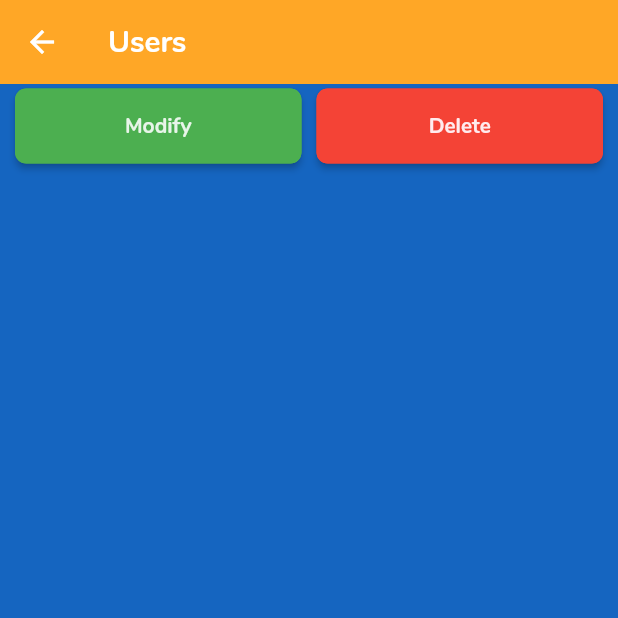
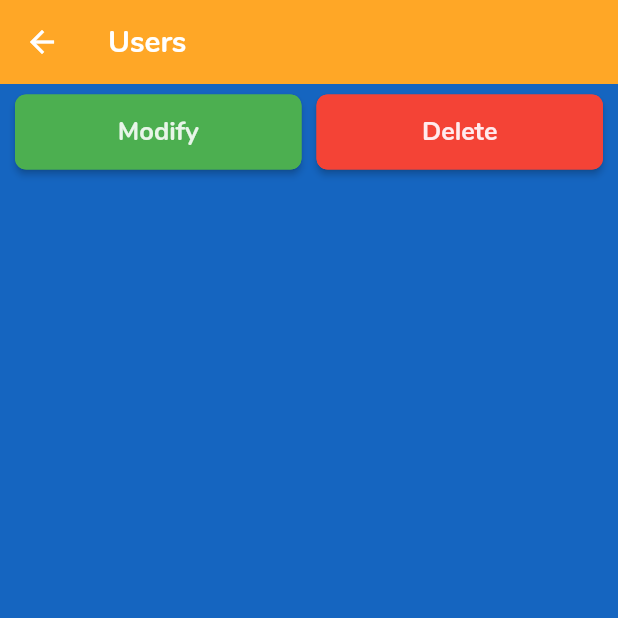
Before and after one commit to Mokeshwaran/cms, a Flutter app: the screen it shows once a user with an empty profile is signed in, after a tap on "Users", on a phone screen of 412 x 824 dp, the top half of it. Run offline on Flutter 3.47's test engine with Material 2 defaults, Android fonts, the phone set to English and light mode, and no system bars; our stand-ins replace cloud_firestore, firebase_auth, firebase_core, flutter_spinkit, font_awesome_flutter; accounts and stored records are empty.

Commit message:
Fixed minor bugs

```diff
--- a/lib/screens/authenticate/register.dart
+++ b/lib/screens/authenticate/register.dart
@@ -42,7 +42,8 @@ class _RegisterState extends State<Register> {
                 // ignore: deprecated_member_use
                 FlatButton.icon(
                     icon: const Icon(Icons.login_rounded),
-                    label: const Text('Sign In'),
+                    label:
+                        const Text('Sign In', style: TextStyle(fontSize: 17.0)),
                     textColor: Colors.blue[600],
                     onPressed: () {
                       widget.switchPage();
@@ -76,7 +77,7 @@ class _RegisterState extends State<Register> {
                           ),
                           hintText: 'Email',
                           hintStyle: TextStyle(
-                              fontSize: 15.0, color: Colors.blue.shade100),
+                              fontSize: 17.0, color: Colors.blue.shade100),
                           fillColor: Colors.blue[600],
                           filled: true,
                           enabledBorder: OutlineInputBorder(
@@ -103,7 +104,7 @@ class _RegisterState extends State<Register> {
                           ),
                           hintText: 'Password',
                           hintStyle: TextStyle(
-                              fontSize: 15.0, color: Colors.blue.shade100),
+                              fontSize: 17.0, color: Colors.blue.shade100),
                           fillColor: Colors.blue[600],
                           filled: true,
                           enabledBorder: OutlineInputBorder(
@@ -125,7 +126,8 @@ class _RegisterState extends State<Register> {
                     ElevatedButton(
                       child: Text(
                         'Register',
-                        style: TextStyle(color: Colors.orange.shade50),
+                        style: TextStyle(
+                            color: Colors.orange.shade50, fontSize: 17.0),
                       ),
                       onPressed: () async {
                         if (_formKey.currentState!.validate()) {
--- a/lib/screens/authenticate/sign_in.dart
+++ b/lib/screens/authenticate/sign_in.dart
@@ -42,7 +42,8 @@ class _SignInState extends State<SignIn> {
                 // ignore: deprecated_member_use
                 FlatButton.icon(
                     icon: const Icon(Icons.app_registration_rounded),
-                    label: const Text('Register'),
+                    label: const Text('Register',
+                        style: TextStyle(fontSize: 17.0)),
                     textColor: Colors.blue[600],
                     onPressed: () {
                       widget.switchPage();
@@ -76,7 +77,7 @@ class _SignInState extends State<SignIn> {
                           ),
                           hintText: 'Email',
                           hintStyle: TextStyle(
-                              fontSize: 15.0, color: Colors.blue.shade100),
+                              fontSize: 17.0, color: Colors.blue.shade100),
                           fillColor: Colors.blue[600],
                           filled: true,
                           enabledBorder: OutlineInputBorder(
@@ -103,7 +104,7 @@ class _SignInState extends State<SignIn> {
                           ),
                           hintText: 'Password',
                           hintStyle: TextStyle(
-                              fontSize: 15.0, color: Colors.blue.shade100),
+                              fontSize: 17.0, color: Colors.blue.shade100),
                           fillColor: Colors.blue[600],
                           filled: true,
                           enabledBorder: OutlineInputBorder(
@@ -125,7 +126,8 @@ class _SignInState extends State<SignIn> {
                     ElevatedButton(
                       child: Text(
                         'Sign In',
-                        style: TextStyle(color: Colors.orange.shade50),
+                        style: TextStyle(
+                            color: Colors.orange.shade50, fontSize: 17.0),
                       ),
                       onPressed: () async {
                         if (_formKey.currentState!.validate()) {
--- a/lib/screens/home/class_list.dart
+++ b/lib/screens/home/class_list.dart
@@ -93,7 +93,7 @@ class _ClassesListState extends State<ClassesList> {
                   child: const Text(
                     'Assign Me To This Class',
                     style: TextStyle(
-                        color: Colors.white, fontWeight: FontWeight.w900),
+                        color: Colors.white, fontWeight: FontWeight.w900, fontSize: 17.0),
                   ),
                   onPressed: () async {
                     final assignedClass = await FirebaseFirestore.instance
@@ -131,7 +131,7 @@ class _ClassesListState extends State<ClassesList> {
                   child: Text(
                     'Resign Me From $assignedClass',
                     style: const TextStyle(
-                        color: Colors.white, fontWeight: FontWeight.w900),
+                        color: Colors.white, fontWeight: FontWeight.w900, fontSize: 17.0),
                   ),
                   onPressed: () async {
                     await FirebaseFirestore.instance
--- a/lib/screens/home/class_settings_form.dart
+++ b/lib/screens/home/class_settings_form.dart
@@ -1,4 +1,4 @@
-// ignore_for_file: must_be_immutable
+// ignore_for_file: must_be_immutable, unnecessary_null_comparison
 
 import 'package:cloud_firestore/cloud_firestore.dart';
 import 'package:cms/shared/decorations.dart';
--- a/lib/screens/home/classes_page.dart
+++ b/lib/screens/home/classes_page.dart
@@ -24,7 +24,9 @@ class ClassesPage extends StatelessWidget {
           padding: const EdgeInsets.symmetric(vertical: 3.0, horizontal: 10.0),
           child: Column(
             children: const <Widget>[
+              SizedBox(height: 4.0),
               ClassButtonList(),
+              SizedBox(height: 4.0),
               Expanded(child: ClassesList()),
             ],
           ),
--- a/lib/screens/home/home.dart
+++ b/lib/screens/home/home.dart
@@ -28,7 +28,7 @@ class Home extends StatelessWidget {
             actions: <Widget>[
               TextButton.icon(
                 icon: const Icon(Icons.logout_rounded),
-                label: const Text('Logout'),
+                label: const Text('Logout', style: TextStyle(fontSize: 17.0),),
                 style: TextButton.styleFrom(
                   primary: Colors.blue[600],
                 ),
@@ -43,6 +43,7 @@ class Home extends StatelessWidget {
                 const EdgeInsets.symmetric(vertical: 3.0, horizontal: 10.0),
             child: Column(
               children: const <Widget>[
+                SizedBox(height: 5.0),
                 ButtonList(),
                 Expanded(child: MyClassList()),
               ],
--- a/lib/screens/home/settings_form.dart
+++ b/lib/screens/home/settings_form.dart
@@ -1,4 +1,4 @@
-// ignore_for_file: unused_field
+// ignore_for_file: unused_field, unnecessary_null_comparison
 
 import 'package:cms/models/MyUser.dart';
 import 'package:cms/services/dbase.dart';
--- a/lib/screens/home/users_page.dart
+++ b/lib/screens/home/users_page.dart
@@ -24,6 +24,7 @@ class UsersPage extends StatelessWidget {
           padding: const EdgeInsets.symmetric(vertical: 3.0, horizontal: 10.0),
           child: Column(
             children: const <Widget>[
+              SizedBox(height: 4.0),
               ButtonList2(),
               Expanded(child: UsersList()),
             ],
--- a/lib/services/auth.dart
+++ b/lib/services/auth.dart
@@ -1,7 +1,6 @@
 import 'package:cms/models/MyUser.dart';
 import 'package:cms/services/dbase.dart';
 import 'package:firebase_auth/firebase_auth.dart';
-import 'package:flutter/cupertino.dart';
 
 class AuthService {
   final FirebaseAuth _auth = FirebaseAuth.instance;
--- a/lib/shared/button_list.dart
+++ b/lib/shared/button_list.dart
@@ -27,7 +27,8 @@ class ButtonList extends StatelessWidget {
                   child: ElevatedButton(
                     child: Text(
                       'Classes',
-                      style: TextStyle(color: Colors.green.shade50),
+                      style: TextStyle(
+                          color: Colors.green.shade50, fontSize: 17.0),
                     ),
                     onPressed: () async {
                       Navigator.of(context).push(MaterialPageRoute(
@@ -44,7 +45,8 @@ class ButtonList extends StatelessWidget {
                   child: ElevatedButton(
                     child: Text(
                       'Users',
-                      style: TextStyle(color: Colors.green.shade50),
+                      style: TextStyle(
+                          color: Colors.green.shade50, fontSize: 17.0),
                     ),
                     onPressed: () async {
                       Navigator.of(context).push(MaterialPageRoute(
@@ -225,7 +227,7 @@ class _ButtonList2State extends State<ButtonList2> {
                   child: ElevatedButton(
                     child: Text(
                       'Modify',
-                      style: TextStyle(color: Colors.green.shade50),
+                      style: TextStyle(color: Colors.green.shade50, fontSize: 17.0),
                     ),
                     onPressed: () => _modifyUsername(),
                     style: textstyles,
@@ -239,7 +241,7 @@ class _ButtonList2State extends State<ButtonList2> {
                   child: ElevatedButton(
                     child: Text(
                       'Delete',
-                      style: TextStyle(color: Colors.red.shade50),
+                      style: TextStyle(color: Colors.red.shade50, fontSize: 17.0),
                     ),
                     onPressed: () async {
                       _deleteUserForm();
--- a/lib/shared/button_list_classes.dart
+++ b/lib/shared/button_list_classes.dart
@@ -37,7 +37,7 @@ class _ClassButtonListState extends State<ClassButtonList> {
                   child: ElevatedButton(
                     child: Text(
                       'Add',
-                      style: TextStyle(color: Colors.green.shade50),
+                      style: TextStyle(color: Colors.green.shade50, fontSize: 17.0),
                     ),
                     onPressed: () => _modifyClassname(),
                     style: textstyles,
--- a/lib/shared/text_styles.dart
+++ b/lib/shared/text_styles.dart
@@ -49,7 +49,7 @@ const help_textstyle = TextStyle(
 
 const help_textstyle_about = TextStyle(
   color: Colors.white,
-  fontSize: 15.0,
+  fontSize: 17.0,
   fontWeight: FontWeight.bold,
 );
 
@@ -76,6 +76,6 @@ const help_textstyle_thankyou = TextStyle(
 
 const help_textstyle_withlove = TextStyle(
   color: Colors.white,
-  fontSize: 13.0,
+  fontSize: 15.0,
   fontWeight: FontWeight.bold,
 );
--- a/pubspec.yaml
+++ b/pubspec.yaml
@@ -70,7 +70,8 @@ flutter_icons:
 
 # The following section is specific to Flutter.
 flutter:
-
+  assets:
+    - assets/images/moki.jpg
 
   # The following line ensures that the Material Icons font is
   # included with your application, so that you can use the icons in
```
Also changed, not shown: lib/screens/home/myclass_tile.dart (+1 -7 lines), lib/screens/home/userHelp.dart (+25 -27 lines), assets/images/Moki.jpg (added).
